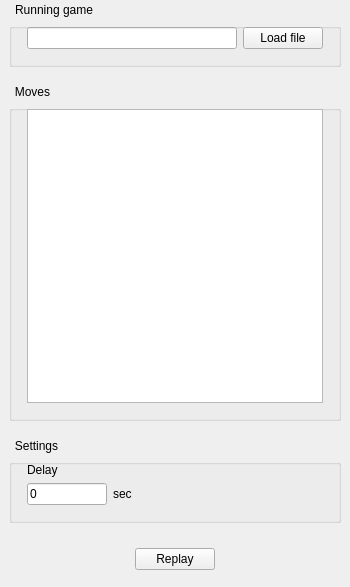
Qt form src/py_chess/gui/ui/replay_manager.ui (TutorExilius/pyChess) before a commit.
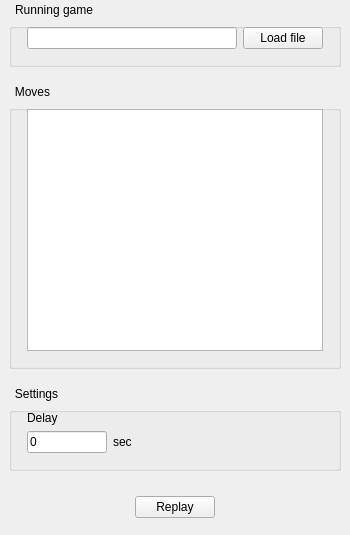
The same form after that commit.

Patch:
```diff
--- a/src/py_chess/gui/ui/replay_manager.ui
+++ b/src/py_chess/gui/ui/replay_manager.ui
@@ -7,7 +7,7 @@
     <x>0</x>
     <y>0</y>
     <width>350</width>
-    <height>587</height>
+    <height>535</height>
    </rect>
   </property>
   <property name="minimumSize">
```
